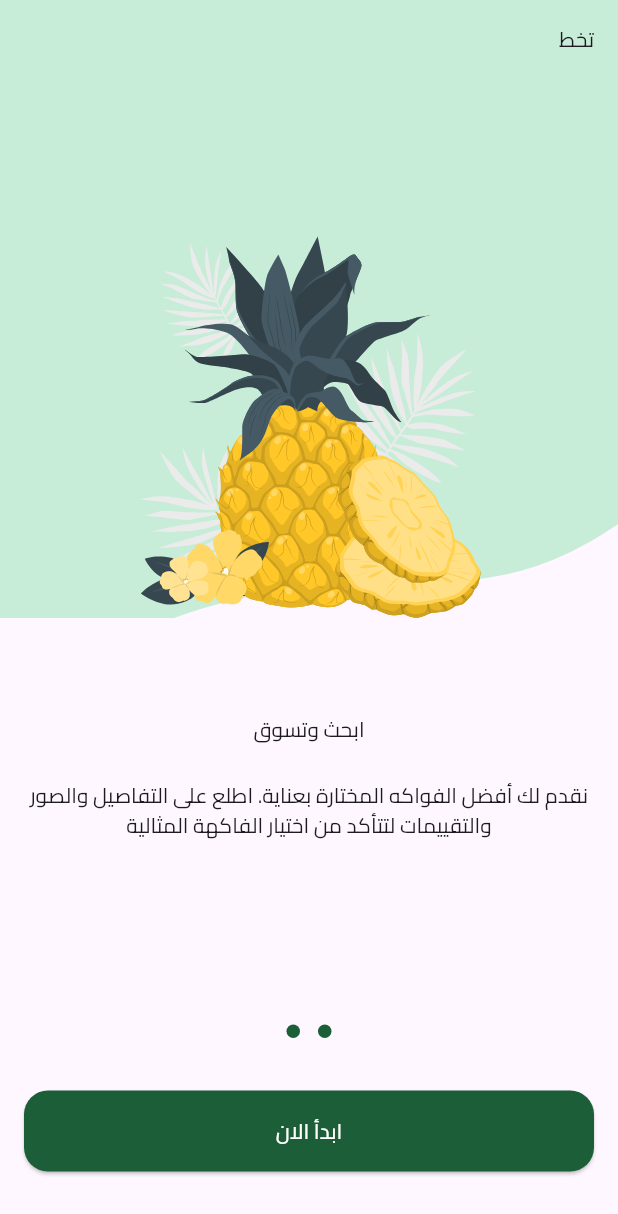
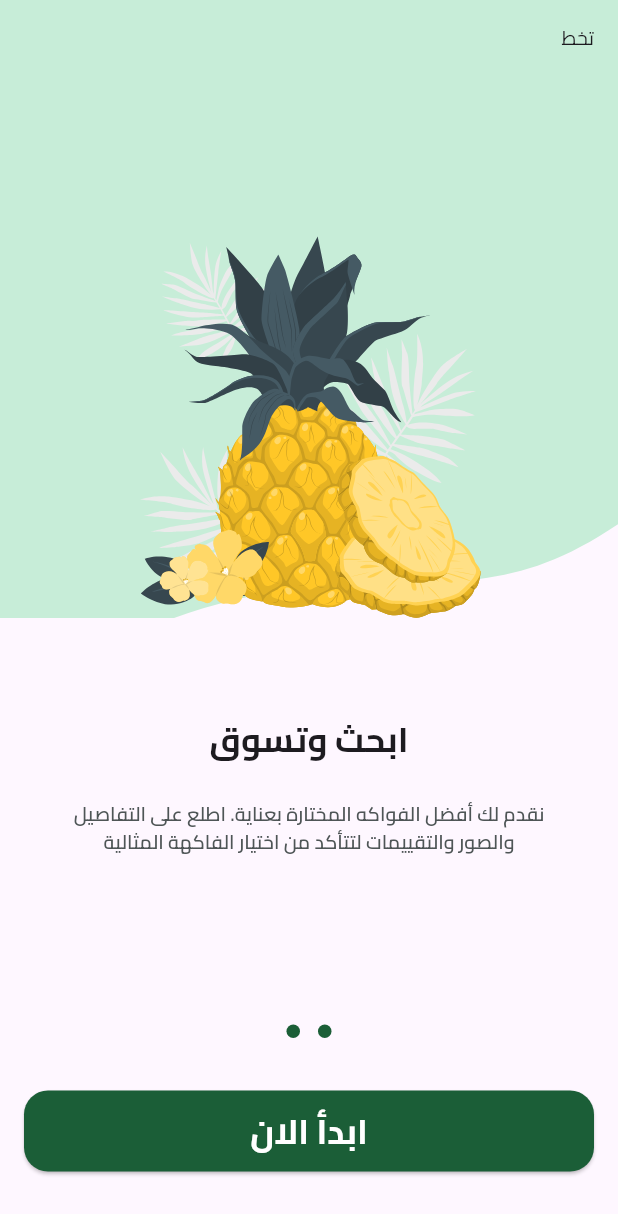
Before and after one commit to Abduallh-Abdo/fruit_hup, a Flutter app: the screen it shows after launch, swiped to page 2, on a phone screen of 412 x 824 dp. Shown: the top 1214 px of the screen. Run offline on Flutter 3.47's test engine with Material 3 defaults, Android fonts, the phone set to English and light mode, and no system bars; drawn by our look-alikes of dots_indicator; our stand-ins replace bloc, equatable, flutter_svg.

Commit message:
finsh on boarding styles

```diff
--- a/lib/core/widgets/custom_button.dart
+++ b/lib/core/widgets/custom_button.dart
@@ -1,5 +1,7 @@
 import 'package:flutter/material.dart';
 import 'package:fruit_hup/core/utils/app_color.dart';
+
+import '../utils/app_text_styles.dart';
 
 class CustomButton extends StatelessWidget {
   const CustomButton({super.key, required this.onPressed, required this.text});
@@ -18,7 +20,10 @@ class CustomButton extends StatelessWidget {
           ),
         ),
         onPressed: onPressed,
-        child: Text(text, style: const TextStyle(color: Colors.white)),
+        child: Text(
+          text,
+          style: AppTextStyles.bold23.copyWith(color: Colors.white),
+        ),
       ),
     );
   }
--- a/lib/features/onBoarding/presentation/widgets/on_boardin_page_view.dart
+++ b/lib/features/onBoarding/presentation/widgets/on_boardin_page_view.dart
@@ -1,4 +1,6 @@
 import 'package:flutter/material.dart';
+import 'package:fruit_hup/core/utils/app_color.dart';
+import 'package:fruit_hup/core/utils/app_text_styles.dart';
 import 'package:fruit_hup/core/utils/assets_manager.dart';
 import 'package:fruit_hup/features/onBoarding/presentation/widgets/page_view_item.dart';
 
@@ -18,9 +20,23 @@ class OnBoardinPageView extends StatelessWidget {
           image: Assets.imagesPageViewItem1Image,
           subTitle:
               "اكتشف تجربة تسوق فريدة مع FruitHUB. استكشف مجموعتنا الواسعة من الفواكه الطازجة الممتازة واحصل على أفضل العروض والجودة العالية.",
-          title: const Row(
+          title: Row(
             mainAxisAlignment: MainAxisAlignment.center,
-            children: [Text('مرحبًا بك في '), Text('Fruit'), Text('HUB')],
+            children: [
+              const Text('مرحبًا بك في ', style: AppTextStyles.bold23),
+              Text(
+                ' HUB',
+                style: AppTextStyles.bold23.copyWith(
+                  color: AppColor.scondrayColor,
+                ),
+              ),
+              Text(
+                'Fruit',
+                style: AppTextStyles.bold23.copyWith(
+                  color: AppColor.primaryColor,
+                ),
+              ),
+            ],
           ),
         ),
         PageViewItem(
@@ -33,7 +49,7 @@ class OnBoardinPageView extends StatelessWidget {
               "نقدم لك أفضل الفواكه المختارة بعناية. اطلع على التفاصيل والصور والتقييمات لتتأكد من اختيار الفاكهة المثالية",
           title: const Row(
             mainAxisAlignment: MainAxisAlignment.center,
-            children: [Text('ابحث وتسوق')],
+            children: [Text('ابحث وتسوق', style: AppTextStyles.bold23)],
           ),
         ),
       ],
--- a/lib/features/onBoarding/presentation/widgets/on_boarding_view_body.dart
+++ b/lib/features/onBoarding/presentation/widgets/on_boarding_view_body.dart
@@ -57,7 +57,7 @@ class _OnBoardingViewBodyState extends State<OnBoardingViewBody> {
           maintainAnimation: true,
           child: Padding(
             padding: const EdgeInsets.symmetric(horizontal: KHorizontalPadding),
-            child: CustomButton(onPressed: () {}, text: 'ابدأ الان'),
+            child: CustomButton(onPressed: () {}, text: 'ابدأ الان',),
           ),
         ),
         const SizedBox(height: 43),
--- a/lib/features/onBoarding/presentation/widgets/page_view_item.dart
+++ b/lib/features/onBoarding/presentation/widgets/page_view_item.dart
@@ -1,6 +1,9 @@
 import 'package:flutter/material.dart';
 import 'package:flutter_svg/svg.dart';
 import 'package:fruit_hup/core/helper/extensions/media_query_values.dart';
+
+import '../../../../core/utils/app_color.dart';
+import '../../../../core/utils/app_text_styles.dart';
 
 class PageViewItem extends StatelessWidget {
   const PageViewItem({
@@ -38,7 +41,7 @@ class PageViewItem extends StatelessWidget {
                 visible: isVisible,
                 child: const Padding(
                   padding: EdgeInsets.all(16.0),
-                  child: Text('تخط'),
+                  child: Text('تخط', style: AppTextStyles.regular13),
                 ),
               ),
             ],
@@ -48,8 +51,14 @@ class PageViewItem extends StatelessWidget {
         title,
         const SizedBox(height: 24),
         Padding(
-          padding: const EdgeInsets.symmetric(horizontal: 16.0),
-          child: Text(subTitle, textAlign: TextAlign.center),
+          padding: const EdgeInsets.symmetric(horizontal: 37.0),
+          child: Text(
+            subTitle,
+            textAlign: TextAlign.center,
+            style: AppTextStyles.semiBold13.copyWith(
+              color: const Color(0xff4e5556),
+            ),
+          ),
         ),
       ],
     );
```
